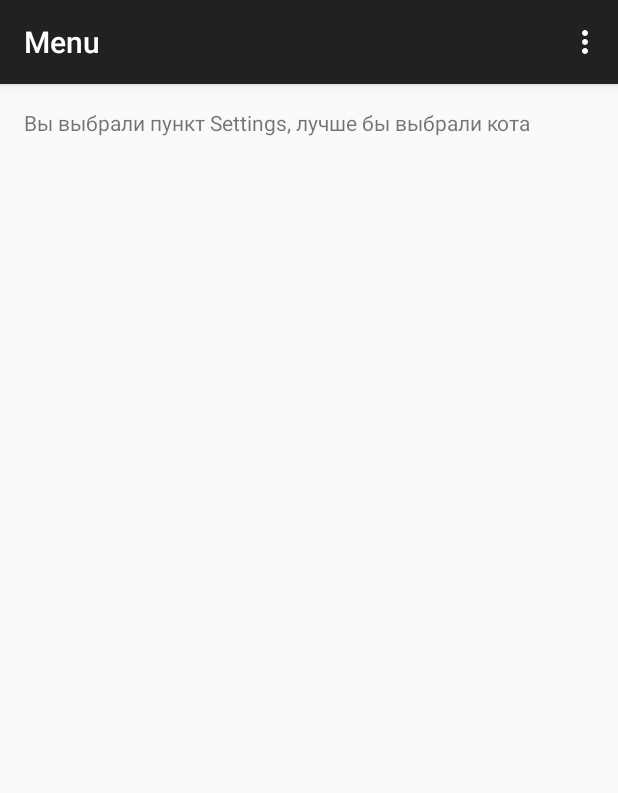
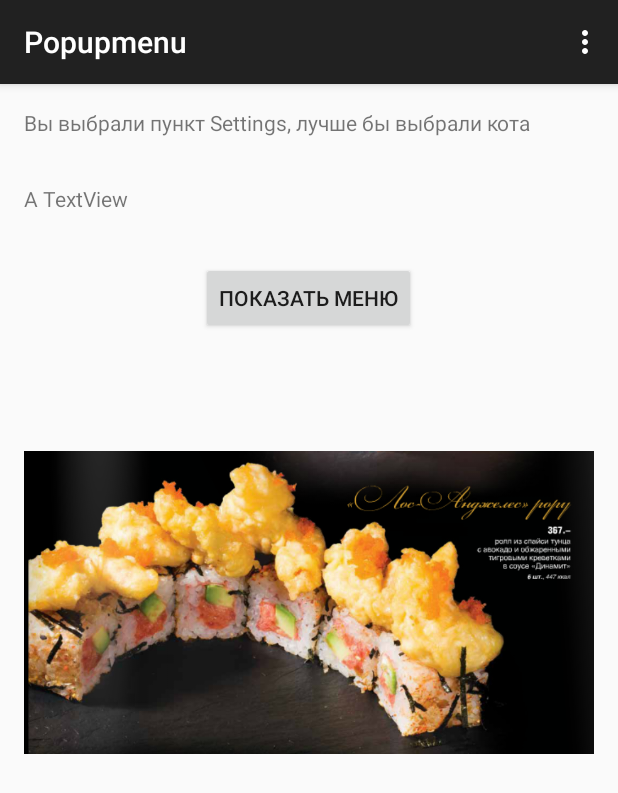
Before and after one commit to GusevaEvgenia/Day8.Menu, an Android app: the screen it shows after launch (MainActivity), in the options menu, after a tap on "Settings", on a phone screen of 412 x 824 dp. Shown: the top 793 px of the screen. Run offline under Robolectric (Android 15) with nearby library versions, the phone set to English and light mode, and no system bars.

Commit message:
add popup menu (Day9)

```diff
--- a/app/src/main/java/com/android_lessons/belkin/menu/MainActivity.java
+++ b/app/src/main/java/com/android_lessons/belkin/menu/MainActivity.java
@@ -4,7 +4,12 @@ import android.support.v7.app.ActionBarActivity;
 import android.os.Bundle;
 import android.view.Menu;
 import android.view.MenuItem;
+import android.view.View;
+import android.widget.Button;
+import android.widget.ImageView;
+import android.widget.PopupMenu;
 import android.widget.TextView;
+import android.widget.Toast;
 
 
 public class MainActivity extends ActionBarActivity {
@@ -13,7 +18,75 @@ public class MainActivity extends ActionBarActivity {
     protected void onCreate(Bundle savedInstanceState) {
         super.onCreate(savedInstanceState);
         setContentView(R.layout.activity_main);
+
+        setTitle("Popupmenu");
+
+        Button button = (Button) findViewById(R.id.button);
+        TextView textView = (TextView) findViewById(R.id.textView);
+        ImageView imageView = (ImageView) findViewById(R.id.imageView);
+
+        button.setOnClickListener(viewClickListener);
+        textView.setOnClickListener(viewClickListener);
+        imageView.setOnClickListener(viewClickListener);
     }
+
+    View.OnClickListener viewClickListener = new View.OnClickListener() {
+        @Override
+        public void onClick(View v) {
+            showPopupMenu(v);
+        }
+    };
+
+    private void showPopupMenu(View v) {
+        PopupMenu popupMenu = new PopupMenu(this, v);
+        popupMenu.inflate(R.menu.popupmenu); // Для Android 4.0
+        // для версии Android 3.0 нужно использовать длинный вариант
+        // popupMenu.getMenuInflater().inflate(R.menu.popupmenu,
+        // popupMenu.getMenu());
+
+        popupMenu.setOnMenuItemClickListener(new PopupMenu.OnMenuItemClickListener() {
+
+            @Override
+            public boolean onMenuItemClick(MenuItem item) {
+                // Toast.makeText(PopupMenuDemoActivity.this,
+                // item.toString(), Toast.LENGTH_LONG).show();
+                // return true;
+                switch (item.getItemId()) {
+                    case R.id.menu1:
+                        Toast.makeText(getApplicationContext(),
+                                "Вы выбрали PopupMenu 1",
+                                Toast.LENGTH_SHORT).show();
+                        return true;
+                    case R.id.menu2:
+                        Toast.makeText(getApplicationContext(),
+                                "Вы выбрали PopupMenu 2",
+                                Toast.LENGTH_SHORT).show();
+                        return true;
+                    case R.id.menu3:
+                        Toast.makeText(getApplicationContext(),
+                                "Вы выбрали PopupMenu 3",
+                                Toast.LENGTH_SHORT).show();
+                        return true;
+                    default:
+                        return false;
+                }
+            }
+        });
+
+        popupMenu.setOnDismissListener(new PopupMenu.OnDismissListener() {
+
+            @Override
+            public void onDismiss(PopupMenu menu) {
+                Toast.makeText(getApplicationContext(), "onDismiss",
+                        Toast.LENGTH_SHORT).show();
+            }
+        });
+        popupMenu.show();
+    }
+
+
+
+
 
     // у атрибута пункта меню Settings установлено значение android:onClick="onSettingsMenuClick"
     public void onSettingsMenuClick(MenuItem item) {
--- a/app/src/main/res/layout/activity_main.xml
+++ b/app/src/main/res/layout/activity_main.xml
@@ -14,4 +14,32 @@
         android:layout_width="wrap_content"
         android:layout_height="wrap_content"/>
 
+    <Button
+        android:id="@+id/button"
+        android:layout_width="wrap_content"
+        android:layout_height="wrap_content"
+        android:text="Показать меню"
+        android:layout_below="@+id/id_textView"
+        android:layout_centerHorizontal="true"
+        android:layout_marginTop="83dp"/>
+
+    <TextView
+        android:id="@+id/textView"
+        android:layout_width="wrap_content"
+        android:layout_height="wrap_content"
+        android:text="A TextView"
+        android:layout_below="@+id/id_textView"
+        android:layout_alignParentLeft="true"
+        android:layout_alignParentStart="true"
+        android:layout_marginTop="31dp"/>
+
+    <ImageView
+        android:id="@+id/imageView"
+        android:layout_width="wrap_content"
+        android:layout_height="wrap_content"
+        android:src="@drawable/screenshot1"
+        android:layout_alignParentRight="true"
+        android:layout_alignParentEnd="true"
+        android:layout_below="@+id/button"/>
+
 </RelativeLayout>
--- /dev/null
+++ b/app/src/main/res/menu/popupmenu.xml
@@ -0,0 +1,39 @@
+<?xml version="1.0" encoding="utf-8"?>
+<menu xmlns:android="http://schemas.android.com/apk/res/android">
+
+    <group android:id="@+id/menugroup1" >
+        <item
+            android:id="@+id/menu1"
+            android:icon="@drawable/screenshot1"
+            android:title="Popup menu item 1"/>
+        <item
+            android:id="@+id/menu2"
+            android:title="Popup menu item 2"/>
+        <item
+            android:id="@+id/menu3"
+            android:title="Popup menu item 3">
+            <menu>
+                <item
+                    android:id="@+id/submenu"
+                    android:title="Подменю"/>
+            </menu>
+        </item>
+    </group>
+
+    <group android:id="@+id/menugroup2" >
+        <item
+            android:id="@+id/menu4"
+            android:checkable="true"
+            android:checked="true"
+            android:icon="@drawable/screenshot1"
+            android:title="Popup menu item 4"/>
+        <item
+            android:id="@+id/menu5"
+            android:title="Popup menu item 5"
+            android:enabled="false"/>
+        <item
+            android:id="@+id/menu6"
+            android:title="Popup menu item 6"/>
+    </group>
+
+</menu>
```
Also changed, not shown: app/src/main/res/drawable/screenshot1.png (added).
